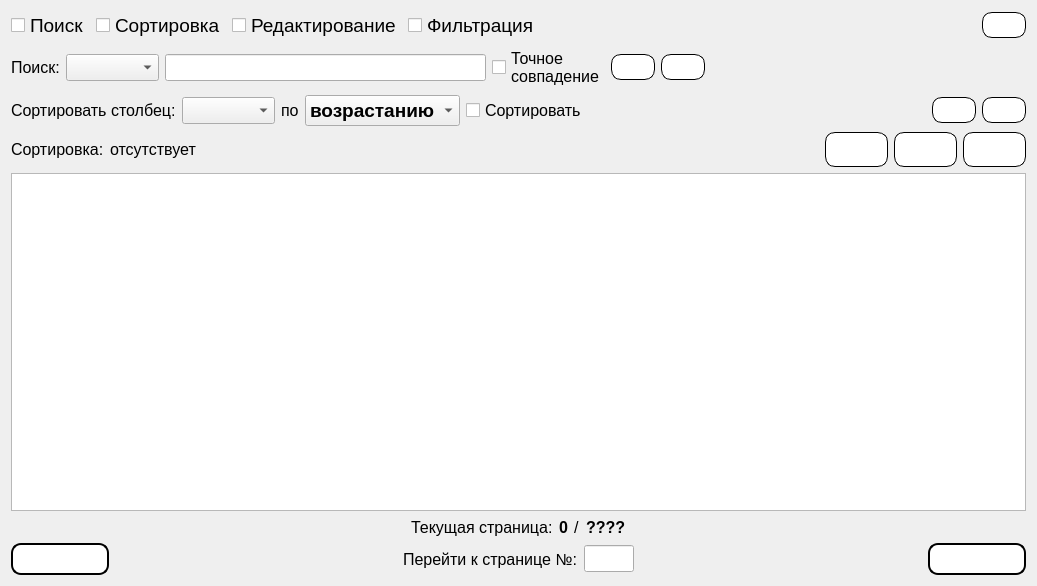
The window that Gui/TabWidgets/Admin/stuffusers.ui (MyEdit/Casino_Client) describes before a commit, drawn with Qt 5.
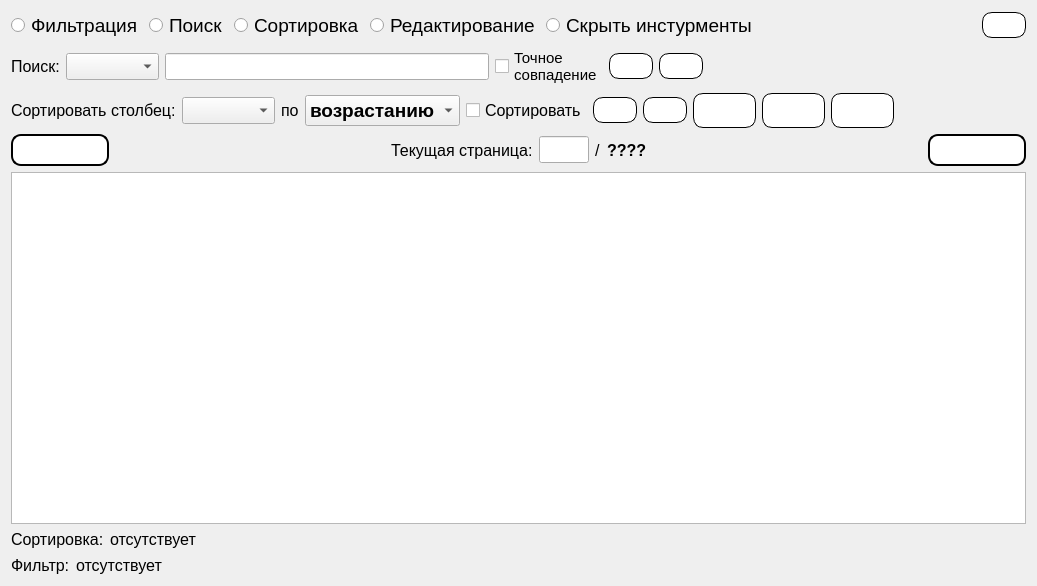
The same window after the commit. Icons and pictures are not drawn.

```diff
--- a/Gui/TabWidgets/Admin/stuffusers.ui
+++ b/Gui/TabWidgets/Admin/stuffusers.ui
@@ -17,7 +17,20 @@
    <item>
     <layout class="QHBoxLayout" name="horizontalLayout_2">
      <item>
-      <widget class="QCheckBox" name="checkBox_Search">
+      <widget class="QRadioButton" name="radioButton_Filtr">
+       <property name="font">
+        <font>
+         <family>Segoe UI</family>
+         <pointsize>14</pointsize>
+        </font>
+       </property>
+       <property name="text">
+        <string>Фильтрация</string>
+       </property>
+      </widget>
+     </item>
+     <item>
+      <widget class="QRadioButton" name="radioButton_Search">
        <property name="font">
         <font>
          <family>Segoe UI</family>
@@ -30,7 +43,7 @@
       </widget>
      </item>
      <item>
-      <widget class="QCheckBox" name="checkBox_Sorting">
+      <widget class="QRadioButton" name="radioButton_Sorting">
        <property name="font">
         <font>
          <family>Segoe UI</family>
@@ -43,7 +56,7 @@
       </widget>
      </item>
      <item>
-      <widget class="QCheckBox" name="checkBox_Editing">
+      <widget class="QRadioButton" name="radioButton_Editing">
        <property name="font">
         <font>
          <family>Segoe UI</family>
@@ -56,7 +69,7 @@
       </widget>
      </item>
      <item>
-      <widget class="QCheckBox" name="checkBox_Filtr">
+      <widget class="QRadioButton" name="radioButton">
        <property name="font">
         <font>
          <family>Segoe UI</family>
@@ -64,7 +77,7 @@
         </font>
        </property>
        <property name="text">
-        <string>Фильтрация</string>
+        <string>Скрыть инстурменты</string>
        </property>
       </widget>
      </item>
@@ -160,7 +173,7 @@
        <property name="font">
         <font>
          <family>Segoe UI</family>
-         <pointsize>12</pointsize>
+         <pointsize>11</pointsize>
         </font>
        </property>
        <property name="text">
@@ -341,19 +354,6 @@
        </property>
       </widget>
      </item>
-     <item>
-      <spacer name="horizontalSpacer_13">
-       <property name="orientation">
-        <enum>Qt::Horizontal</enum>
-       </property>
-       <property name="sizeHint" stdset="0">
-        <size>
-         <width>0</width>
-         <height>0</height>
-        </size>
-       </property>
-      </spacer>
-     </item>
      <item>
       <widget class="QPushButton" name="addFilter">
        <property name="styleSheet">
@@ -383,8 +383,8 @@
        </property>
        <property name="iconSize">
         <size>
-         <width>24</width>
-         <height>24</height>
+         <width>32</width>
+         <height>32</height>
         </size>
        </property>
       </widget>
@@ -418,144 +418,6 @@
        </property>
        <property name="iconSize">
         <size>
-         <width>24</width>
-         <height>24</height>
-        </size>
-       </property>
-      </widget>
-     </item>
-    </layout>
-   </item>
-   <item>
-    <layout class="QHBoxLayout" name="horizontalLayout">
-     <item>
-      <widget class="QLabel" name="label_7">
-       <property name="sizePolicy">
-        <sizepolicy hsizetype="Fixed" vsizetype="Preferred">
-         <horstretch>0</horstretch>
-         <verstretch>0</verstretch>
-        </sizepolicy>
-       </property>
-       <property name="font">
-        <font>
-         <family>Segoe UI</family>
-         <pointsize>12</pointsize>
-        </font>
-       </property>
-       <property name="text">
-        <string>Сортировка:</string>
-       </property>
-      </widget>
-     </item>
-     <item>
-      <widget class="QLabel" name="labelWhatKindSorting">
-       <property name="sizePolicy">
-        <sizepolicy hsizetype="Fixed" vsizetype="Preferred">
-         <horstretch>0</horstretch>
-         <verstretch>0</verstretch>
-        </sizepolicy>
-       </property>
-       <property name="font">
-        <font>
-         <family>Segoe UI</family>
-         <pointsize>12</pointsize>
-        </font>
-       </property>
-       <property name="text">
-        <string>отсутствует</string>
-       </property>
-      </widget>
-     </item>
-     <item>
-      <spacer name="horizontalSpacer">
-       <property name="orientation">
-        <enum>Qt::Horizontal</enum>
-       </property>
-       <property name="sizeHint" stdset="0">
-        <size>
-         <width>0</width>
-         <height>0</height>
-        </size>
-       </property>
-      </spacer>
-     </item>
-     <item>
-      <widget class="QPushButton" name="addStuffUser">
-       <property name="font">
-        <font>
-         <family>Segoe UI</family>
-         <pointsize>14</pointsize>
-         <weight>75</weight>
-         <bold>true</bold>
-        </font>
-       </property>
-       <property name="styleSheet">
-        <string notr="true">QPushButton {
-    background-color: white;
-    border: 1px solid black;
-    border-radius: 10px;
-    padding: 5px;
-    color: black;
-}
-
-QPushButton:hover {
-    background-color: rgb(100, 88, 255);
-	color: white;
-}
-
-QPushButton:pressed {
-	background-color: rgba(220, 60, 190, 255);
-}</string>
-       </property>
-       <property name="text">
-        <string/>
-       </property>
-       <property name="icon">
-        <iconset resource="../../../resources.qrc">
-         <normaloff>:/icons/resources/add.png</normaloff>:/icons/resources/add.png</iconset>
-       </property>
-       <property name="iconSize">
-        <size>
-         <width>32</width>
-         <height>32</height>
-        </size>
-       </property>
-      </widget>
-     </item>
-     <item>
-      <widget class="QPushButton" name="editStuffUser">
-       <property name="font">
-        <font>
-         <family>Segoe UI</family>
-         <pointsize>14</pointsize>
-         <weight>75</weight>
-         <bold>true</bold>
-        </font>
-       </property>
-       <property name="styleSheet">
-        <string notr="true">QPushButton {
-    background-color: white;
-    border: 1px solid black;
-    border-radius: 10px;
-    padding: 5px;
-    color: black;
-}
-
-QPushButton:hover {
-    background-color: rgb(100, 88, 255);
-	color: white;
-}
-
-QPushButton:pressed {
-	background-color: rgba(220, 60, 190, 255);
-}</string>
-       </property>
-       <property name="icon">
-        <iconset resource="../../../resources.qrc">
-         <normaloff>:/icons/resources/edited.png</normaloff>:/icons/resources/edited.png</iconset>
-       </property>
-       <property name="iconSize">
-        <size>
          <width>32</width>
          <height>32</height>
         </size>
@@ -602,98 +464,98 @@
        </property>
       </widget>
      </item>
-    </layout>
-   </item>
-   <item>
-    <widget class="QTableView" name="tableView">
-     <property name="font">
-      <font>
-       <family>Segoe UI</family>
-       <pointsize>10</pointsize>
-      </font>
-     </property>
-    </widget>
-   </item>
-   <item>
-    <layout class="QHBoxLayout" name="horizontalLayout_6">
      <item>
-      <spacer name="horizontalSpacer_9">
-       <property name="orientation">
-        <enum>Qt::Horizontal</enum>
-       </property>
-       <property name="sizeHint" stdset="0">
-        <size>
-         <width>40</width>
-         <height>20</height>
-        </size>
-       </property>
-      </spacer>
-     </item>
-     <item>
-      <widget class="QLabel" name="label_4">
+      <widget class="QPushButton" name="editStuffUser">
        <property name="font">
         <font>
          <family>Segoe UI</family>
-         <pointsize>12</pointsize>
-        </font>
-       </property>
-       <property name="text">
-        <string>Текущая страница:</string>
-       </property>
-      </widget>
-     </item>
-     <item>
-      <widget class="QLabel" name="labelCurrentPage">
-       <property name="font">
-        <font>
-         <family>Segoe UI</family>
-         <pointsize>12</pointsize>
+         <pointsize>14</pointsize>
          <weight>75</weight>
          <bold>true</bold>
         </font>
        </property>
-       <property name="text">
-        <string>0</string>
+       <property name="styleSheet">
+        <string notr="true">QPushButton {
+    background-color: white;
+    border: 1px solid black;
+    border-radius: 10px;
+    padding: 5px;
+    color: black;
+}
+
+QPushButton:hover {
+    background-color: rgb(100, 88, 255);
+	color: white;
+}
+
+QPushButton:pressed {
+	background-color: rgba(220, 60, 190, 255);
+}</string>
        </property>
-      </widget>
-     </item>
-     <item>
-      <widget class="QLabel" name="label_5">
-       <property name="font">
-        <font>
-         <family>Segoe UI</family>
-         <pointsize>12</pointsize>
-        </font>
+       <property name="icon">
+        <iconset resource="../../../resources.qrc">
+         <normaloff>:/icons/resources/edited.png</normaloff>:/icons/resources/edited.png</iconset>
        </property>
-       <property name="text">
-        <string>/</string>
+       <property name="iconSize">
+        <size>
+         <width>32</width>
+         <height>32</height>
+        </size>
        </property>
       </widget>
      </item>
      <item>
-      <widget class="QLabel" name="labelMaxPage">
+      <widget class="QPushButton" name="addStuffUser">
        <property name="font">
         <font>
          <family>Segoe UI</family>
-         <pointsize>12</pointsize>
+         <pointsize>14</pointsize>
          <weight>75</weight>
          <bold>true</bold>
         </font>
        </property>
+       <property name="styleSheet">
+        <string notr="true">QPushButton {
+    background-color: white;
+    border: 1px solid black;
+    border-radius: 10px;
+    padding: 5px;
+    color: black;
+}
+
+QPushButton:hover {
+    background-color: rgb(100, 88, 255);
+	color: white;
+}
+
+QPushButton:pressed {
+	background-color: rgba(220, 60, 190, 255);
+}</string>
+       </property>
        <property name="text">
-        <string>????</string>
+        <string/>
        </property>
+       <property name="icon">
+        <iconset resource="../../../resources.qrc">
+         <normaloff>:/icons/resources/add.png</normaloff>:/icons/resources/add.png</iconset>
+       </property>
+       <property name="iconSize">
+        <size>
+         <width>32</width>
+         <height>32</height>
+        </size>
+       </property>
       </widget>
      </item>
      <item>
-      <spacer name="horizontalSpacer_10">
+      <spacer name="horizontalSpacer_13">
        <property name="orientation">
         <enum>Qt::Horizontal</enum>
        </property>
        <property name="sizeHint" stdset="0">
         <size>
-         <width>40</width>
-         <height>20</height>
+         <width>0</width>
+         <height>0</height>
         </size>
        </property>
       </spacer>
@@ -757,7 +619,7 @@
       </spacer>
      </item>
      <item>
-      <widget class="QLabel" name="label_6">
+      <widget class="QLabel" name="label_4">
        <property name="font">
         <font>
          <family>Segoe UI</family>
@@ -765,7 +627,7 @@
         </font>
        </property>
        <property name="text">
-        <string>Перейти к странице №:</string>
+        <string>Текущая страница:</string>
        </property>
       </widget>
      </item>
@@ -781,7 +643,40 @@
         <font>
          <family>Segoe UI</family>
          <pointsize>12</pointsize>
+         <weight>75</weight>
+         <bold>true</bold>
         </font>
+       </property>
+       <property name="alignment">
+        <set>Qt::AlignRight|Qt::AlignTrailing|Qt::AlignVCenter</set>
+       </property>
+      </widget>
+     </item>
+     <item>
+      <widget class="QLabel" name="label_5">
+       <property name="font">
+        <font>
+         <family>Segoe UI</family>
+         <pointsize>12</pointsize>
+        </font>
+       </property>
+       <property name="text">
+        <string>/</string>
+       </property>
+      </widget>
+     </item>
+     <item>
+      <widget class="QLabel" name="labelMaxPage">
+       <property name="font">
+        <font>
+         <family>Segoe UI</family>
+         <pointsize>12</pointsize>
+         <weight>75</weight>
+         <bold>true</bold>
+        </font>
+       </property>
+       <property name="text">
+        <string>????</string>
        </property>
       </widget>
      </item>
@@ -841,6 +736,114 @@
      </item>
     </layout>
    </item>
+   <item>
+    <widget class="QTableView" name="tableView">
+     <property name="font">
+      <font>
+       <family>Segoe UI</family>
+       <pointsize>10</pointsize>
+      </font>
+     </property>
+    </widget>
+   </item>
+   <item>
+    <layout class="QHBoxLayout" name="horizontalLayout">
+     <item>
+      <widget class="QLabel" name="label_7">
+       <property name="sizePolicy">
+        <sizepolicy hsizetype="Fixed" vsizetype="Preferred">
+         <horstretch>0</horstretch>
+         <verstretch>0</verstretch>
+        </sizepolicy>
+       </property>
+       <property name="font">
+        <font>
+         <family>Segoe UI</family>
+         <pointsize>12</pointsize>
+        </font>
+       </property>
+       <property name="text">
+        <string>Сортировка:</string>
+       </property>
+      </widget>
+     </item>
+     <item>
+      <widget class="QLabel" name="labelWhatKindSorting">
+       <property name="sizePolicy">
+        <sizepolicy hsizetype="Fixed" vsizetype="Preferred">
+         <horstretch>0</horstretch>
+         <verstretch>0</verstretch>
+        </sizepolicy>
+       </property>
+       <property name="font">
+        <font>
+         <family>Segoe UI</family>
+         <pointsize>12</pointsize>
+        </font>
+       </property>
+       <property name="text">
+        <string>отсутствует</string>
+       </property>
+      </widget>
+     </item>
+     <item>
+      <spacer name="horizontalSpacer">
+       <property name="orientation">
+        <enum>Qt::Horizontal</enum>
+       </property>
+       <property name="sizeHint" stdset="0">
+        <size>
+         <width>0</width>
+         <height>0</height>
+        </size>
+       </property>
+      </spacer>
+     </item>
+    </layout>
+   </item>
+   <item>
+    <layout class="QHBoxLayout" name="horizontalLayout_3">
+     <item>
+      <widget class="QLabel" name="label_9">
+       <property name="font">
+        <font>
+         <family>Segoe UI</family>
+         <pointsize>12</pointsize>
+        </font>
+       </property>
+       <property name="text">
+        <string>Фильтр:</string>
+       </property>
+      </widget>
+     </item>
+     <item>
+      <widget class="QLabel" name="labelWhatKindFilter">
+       <property name="font">
+        <font>
+         <family>Segoe UI</family>
+         <pointsize>12</pointsize>
+        </font>
+       </property>
+       <property name="text">
+        <string>отсутствует</string>
+       </property>
+      </widget>
+     </item>
+     <item>
+      <spacer name="horizontalSpacer_3">
+       <property name="orientation">
+        <enum>Qt::Horizontal</enum>
+       </property>
+       <property name="sizeHint" stdset="0">
+        <size>
+         <width>40</width>
+         <height>20</height>
+        </size>
+       </property>
+      </spacer>
+     </item>
+    </layout>
+   </item>
   </layout>
  </widget>
  <resources>
```
Left out of the diff: 2 changed lines with no effect on the pictures.
